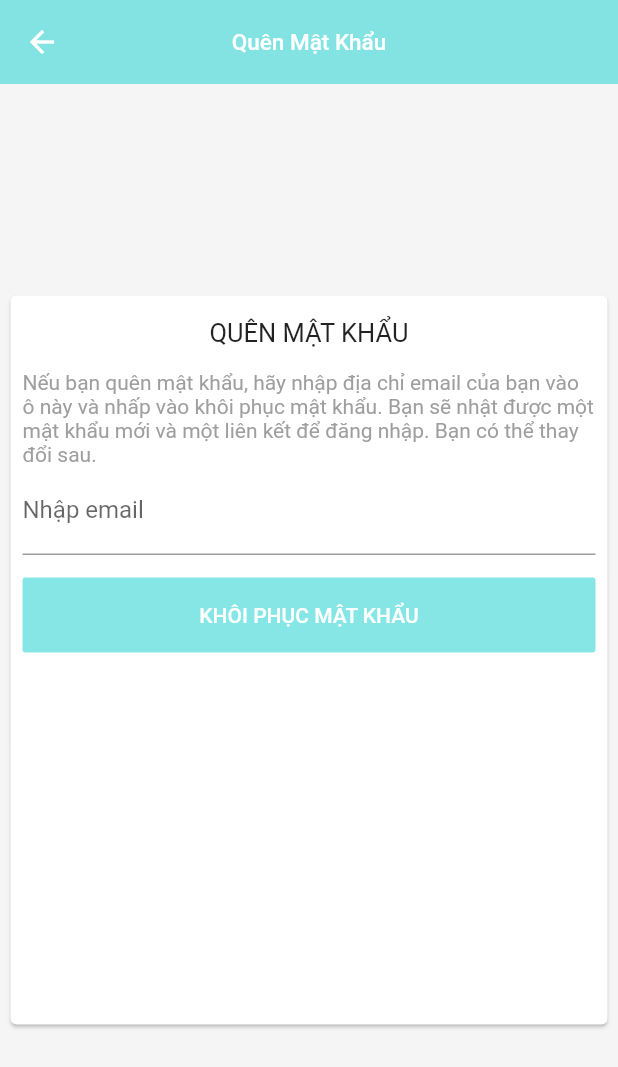
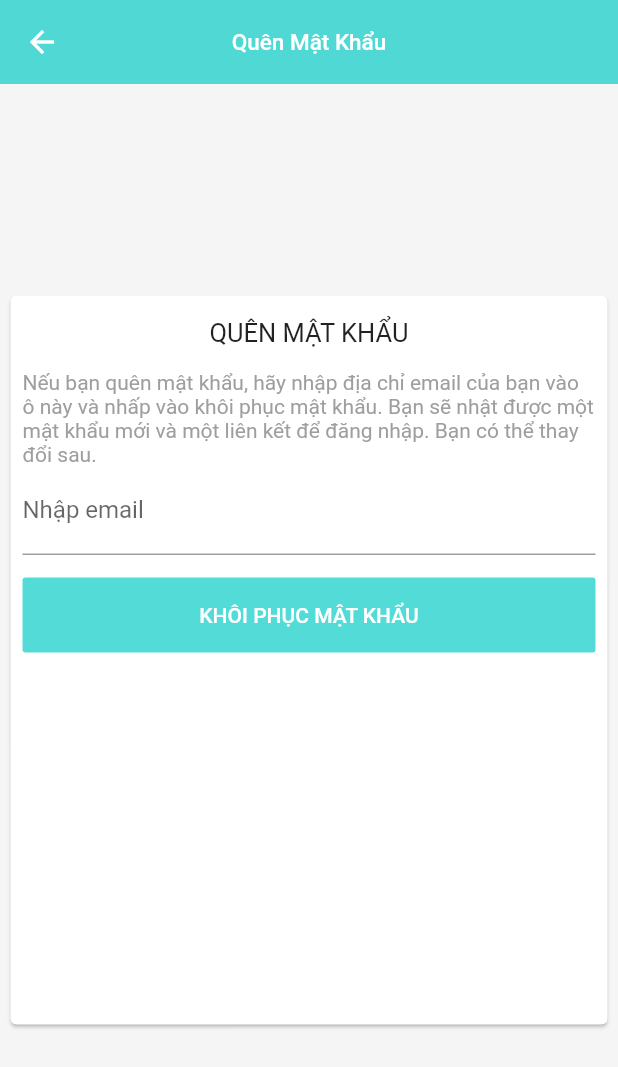
Before and after one commit to TranPhuHung98/grbuy, a Flutter app: the screen it shows after launch, item 3 of the bottom bar chosen, after a tap on "Quên mật khẩu", on a phone screen of 412 x 824 dp. Shown: the top 1067 px of the screen. Run offline on Flutter 3.47's test engine with Material 2 defaults, Android fonts, the phone set to English and light mode, and no system bars; our stand-ins replace carousel_pro, flutter_redux, redux, rxdart, shared_preferences; missing offline and left inert: flutter_html_view; network calls fail.

Commit message:
fix product detail

```diff
--- a/groupby/lib/search/search_screen.dart
+++ b/groupby/lib/search/search_screen.dart
@@ -85,7 +85,7 @@ class SearchScreenState extends State<SearchScreen> {
               preferredSize: Size.fromHeight(100.0), // here the desired height
               child: AppBar(
                 elevation: 0,
-                backgroundColor: Color.fromARGB(170, 0, 204, 204),
+                backgroundColor: Color.fromARGB(180, 11, 204, 200),
                 centerTitle: true,
                 title: Container(
                   // margin: EdgeInsets.only(bottom: 10),
--- a/groupby/lib/splash/splash_screen.dart
+++ b/groupby/lib/splash/splash_screen.dart
@@ -22,7 +22,7 @@ class SplashScreenState extends State<SplashScreen> {
     //     count = 1;
     //   });
     // } else
-      Navigator.of(context).pushReplacementNamed("/");
+    Navigator.of(context).pushReplacementNamed("/");
     await sharedPreferences.setInt('count', count);
   }
 
@@ -38,8 +38,12 @@ class SplashScreenState extends State<SplashScreen> {
     return Scaffold(
       body: Center(
         child: Container(
-          margin: EdgeInsets.all(15),
-          child: Image.asset("images/stdio.jpg",fit: BoxFit.cover,)),
+          child: Image.asset("images/splash.png"),
+          margin: EdgeInsets.only(left: 20, right: 20),
+        ),
+        // child: Container(
+        //   margin: EdgeInsets.all(15),
+        //   child: Image.asset("images/splash.png",fit: BoxFit.cover,)),
       ),
     );
   }
--- a/groupby/lib/tabs/cart_tab/cart_item.dart
+++ b/groupby/lib/tabs/cart_tab/cart_item.dart
@@ -55,7 +55,7 @@ class _CartItemState extends State<CartItem> {
                       Text(
                         parse.parseNumber(widget.product.price_deal.toString()),
                         style: TextStyle(
-                            color: Color.fromARGB(150, 7, 239, 204),
+                            color: Color.fromARGB(180, 11, 204, 200),
                             fontWeight: FontWeight.w900),
                       ),
                       Text(parse.parseNumber(widget.product.price.toString()),
--- a/groupby/lib/tabs/home_tab/home_tab_screen.dart
+++ b/groupby/lib/tabs/home_tab/home_tab_screen.dart
@@ -32,7 +32,7 @@ class _HomeScreenState extends State<HomeScreen> {
               preferredSize: Size.fromHeight(100.0), // here the desired height
               child: AppBar(
                 elevation: 0,
-                backgroundColor: Color.fromARGB(180, 83, 219, 219),
+                backgroundColor: Color.fromARGB(180, 11, 204, 200),
                 centerTitle: true,
                 title: Container(
                   // margin: EdgeInsets.only(bottom: 10),
--- a/groupby/lib/tabs/home_tab/silver_appbar.dart
+++ b/groupby/lib/tabs/home_tab/silver_appbar.dart
@@ -12,7 +12,7 @@ class SilverAppBar extends StatelessWidget {
       automaticallyImplyLeading: true,
       forceElevated: true,
       primary: true,
-      backgroundColor: Color.fromARGB(150, 7, 239, 204),
+      backgroundColor: Color.fromARGB(180, 11, 204, 200),
       expandedHeight: 100.0,
       title: Container(
         margin: EdgeInsets.only( bottom: 20),
--- a/groupby/lib/tabs/home_tab/widget/product_item.dart
+++ b/groupby/lib/tabs/home_tab/widget/product_item.dart
@@ -19,7 +19,7 @@ class ModelProductsItem extends StatefulWidget{
 }
 class ModelProductsItemState extends State<ModelProductsItem> {
   ParseNumber  parse = ParseNumber() ;
-  var _color = Color.fromARGB(180, 83, 219, 219);
+  var _color = Color.fromARGB(180, 11, 204, 200);
   @override
   Widget build(BuildContext context) => StoreConnector<AppStateCart, ViewModel>(
     converter: (Store<AppStateCart> store) => ViewModel.create(store),
--- a/groupby/lib/tabs/home_tab/widget/products_of_categories.dart
+++ b/groupby/lib/tabs/home_tab/widget/products_of_categories.dart
@@ -38,7 +38,7 @@ class _ProductsOfCategoriesState extends State<ProductsOfCategories> {
     return Scaffold(
         appBar: AppBar(
           centerTitle: true,
-          backgroundColor: Color.fromARGB(150, 7, 239, 204),
+          backgroundColor: Color.fromARGB(180, 11, 204, 200),
           title: Text(widget.name_categories,style: TextStyle(fontSize: 15.0),),
         ),
         body: Container(
--- a/groupby/lib/tabs/home_tab/widget/view_more.dart
+++ b/groupby/lib/tabs/home_tab/widget/view_more.dart
@@ -18,7 +18,7 @@ class _ViewMoreState extends State<ViewMore> {
     // TODO: implement build
     return Scaffold(
         appBar: AppBar(
-          backgroundColor: Color.fromARGB(150, 7, 239, 204),
+          backgroundColor: Color.fromARGB(180, 11, 204, 200),
           title: Text(widget.categaryItem.name),
         ),
         body: Container(
--- a/groupby/lib/tabs/profile_tab/forgotpass_screen.dart
+++ b/groupby/lib/tabs/profile_tab/forgotpass_screen.dart
@@ -104,7 +104,7 @@ class ForgotPassScreen extends StatefulWidget {
 }
 
 class _ForgotPassScreenState extends State<ForgotPassScreen> {
-  Color colorIsChoosed = Color.fromARGB(180, 83, 219, 219);
+  Color colorIsChoosed = Color.fromARGB(180, 11, 204, 200);
     TextEditingController _emailTextController;
 
   @override
--- a/groupby/lib/tabs/profile_tab/logged_screen.dart
+++ b/groupby/lib/tabs/profile_tab/logged_screen.dart
@@ -37,7 +37,7 @@ class LoggedScreenState extends State<LoggedScreen> {
      appBar: AppBar(
        centerTitle: true,
        elevation: 0,
-       backgroundColor: Color.fromARGB(180, 83, 219, 219),
+       backgroundColor: Color.fromARGB(180, 11, 204, 200),
        title: Text('Tài Khoản',style: TextStyle(fontSize: 15),),
      ),
      body: ListView(
--- a/groupby/lib/tabs/profile_tab/profile-tab_screeen.dart
+++ b/groupby/lib/tabs/profile_tab/profile-tab_screeen.dart
@@ -31,7 +31,7 @@ class _ProfileScreenState extends State<ProfileScreen> {
 
   String title = "Đăng Nhập";
   bool login = true;
-  Color colorIsChoosed = Color.fromARGB(180, 83, 219, 219);
+  Color colorIsChoosed = Color.fromARGB(180, 11, 204, 200);
   Color colorIsntChoosed = Colors.white;
   var _padding = EdgeInsets.only(left: 10.0, right: 10.0);
   int _radioValue1 = -1;
--- a/groupby/lib/tabs/profile_tab/widget/add_address.dart
+++ b/groupby/lib/tabs/profile_tab/widget/add_address.dart
@@ -39,7 +39,7 @@ class AddAddressState extends State<AddAddress> {
       appBar: AppBar(
         elevation: 0,
         centerTitle: true,
-        backgroundColor: Color.fromARGB(170, 0, 204, 204),
+        backgroundColor: Color.fromARGB(180, 11, 204, 200),
         title: Text('Thêm địa chỉ',style: TextStyle(fontSize: 15,),
       ),),
       body: Container(
@@ -70,7 +70,7 @@ class AddAddressState extends State<AddAddress> {
               margin: EdgeInsets.only(top: 20.0,left: 85.0,right: 85.0),
               width: 60,
               height: 50,
-              color: Color.fromARGB(170, 0, 204, 204),
+              color: Color.fromARGB(180, 11, 204, 200),
               child: MaterialButton(
               elevation: 0,
               // height: 50.0,
--- a/groupby/lib/tabs/profile_tab/widget/change_password.dart
+++ b/groupby/lib/tabs/profile_tab/widget/change_password.dart
@@ -40,7 +40,7 @@ class ChangePassWordState extends State<ChangePassWord> {
       appBar: AppBar(
         centerTitle: true,
         elevation: 0,
-        backgroundColor: Color.fromARGB(170, 0, 204, 204),
+        backgroundColor: Color.fromARGB(180, 11, 204, 200),
         title: Text('Thay đổi mật khẩu',style: TextStyle(fontSize: 15),),
       ),
       body: Container(
@@ -80,7 +80,7 @@ class ChangePassWordState extends State<ChangePassWord> {
                 height: 50.0,
                 minWidth: 150.0,
                 child: Text('Thay đổi', style: TextStyle(fontSize: 15.0,color: Colors.white),),
-                color: Color.fromARGB(170, 0, 204, 204),
+                color: Color.fromARGB(180, 11, 204, 200),
                 onPressed: (() {
                   if (_confirmPass.text == _newPass.text)
                     widget.changePass
--- a/groupby/lib/tabs/profile_tab/widget/my_address_edit.dart
+++ b/groupby/lib/tabs/profile_tab/widget/my_address_edit.dart
@@ -35,7 +35,7 @@ class MyAddressEditState extends State<MyAddressEdit> {
     // TODO: implement build
     return Scaffold(
       appBar: AppBar(
-        backgroundColor: Color.fromARGB(170, 0, 204, 204),
+        backgroundColor: Color.fromARGB(180, 11, 204, 200),
         elevation: 0,
         centerTitle: true,
         title: Text('Địa chỉ của tôi',style: TextStyle(fontSize: 15),),
--- a/groupby/lib/tabs/profile_tab/widget/shipment_details.dart
+++ b/groupby/lib/tabs/profile_tab/widget/shipment_details.dart
@@ -58,7 +58,7 @@ class ShipmentDetailsState extends State<ShipmentDetails> {
             appBar: AppBar(
               centerTitle: true,
               elevation: 0,
-              backgroundColor: Color.fromARGB(170, 0, 204, 204),
+              backgroundColor: Color.fromARGB(180, 11, 204, 200),
               title: Text('Xác thực và tạo đơn hàng',style: TextStyle(fontSize: 15),),
             ),
             body: Column(
@@ -123,7 +123,7 @@ class ShipmentDetailsState extends State<ShipmentDetails> {
                       height: 40.0,
                       minWidth: double.infinity,
                       elevation: 0,
-                      color: Color.fromARGB(170, 0, 204, 204),
+                      color: Color.fromARGB(180, 11, 204, 200),
                       onPressed: () {
                         print(widget.address.receiver);
                         print(widget.address.phone_number);
--- a/groupby/lib/tabs/tabs_screen.dart
+++ b/groupby/lib/tabs/tabs_screen.dart
@@ -179,8 +179,8 @@ class _TabsScreenState extends State<TabsScreen>
                 height: 60.0,
                 child: TabBar(
                   controller: controller,
-                indicatorColor: Color.fromARGB(170, 83, 219, 219),
-                  labelColor: Color.fromARGB(170, 83, 219, 219),
+                indicatorColor: Color.fromARGB(180, 11, 204, 200),
+                  labelColor: Color.fromARGB(180, 11, 204, 200),
                   unselectedLabelColor: Colors.grey,
                   tabs: <Tab>[
                     Tab(
@@ -205,11 +205,11 @@ class _TabsScreenState extends State<TabsScreen>
                     ),
                     Tab(
                       icon: Container(
-                        // child: Icon(
-                        //   Icons.perm_identity,
-                        //   size: 28,
-                        // ),
-                        child: Image.asset('images/logo_account.png',height: 21,width: 21),
+                        child: Icon(
+                          Icons.person,
+                          size: 28,
+                        ),
+                        // child: Image.asset('images/logo_account.png',height: 21,width: 21),
                         margin: EdgeInsets.only(bottom: 0.0),
                       ),
                       text: "Tài khoản",
--- a/groupby/pubspec.yaml
+++ b/groupby/pubspec.yaml
@@ -55,6 +55,7 @@ flutter:
     - images/menu3.jpg
     - images/menu4.jpg
     - images/menu5.jpg
+    - images/splash.png
     - images/
 
   # An image asset can refer to one or more resolution-specific "variants", see
```
Also changed, not shown: groupby/lib/tabs/cart_tab/cart_screen.dart (+2 -16 lines), groupby/lib/tabs/home_tab/widget/product_details.dart (+7 -7 lines), groupby/images/splash.png (added).
